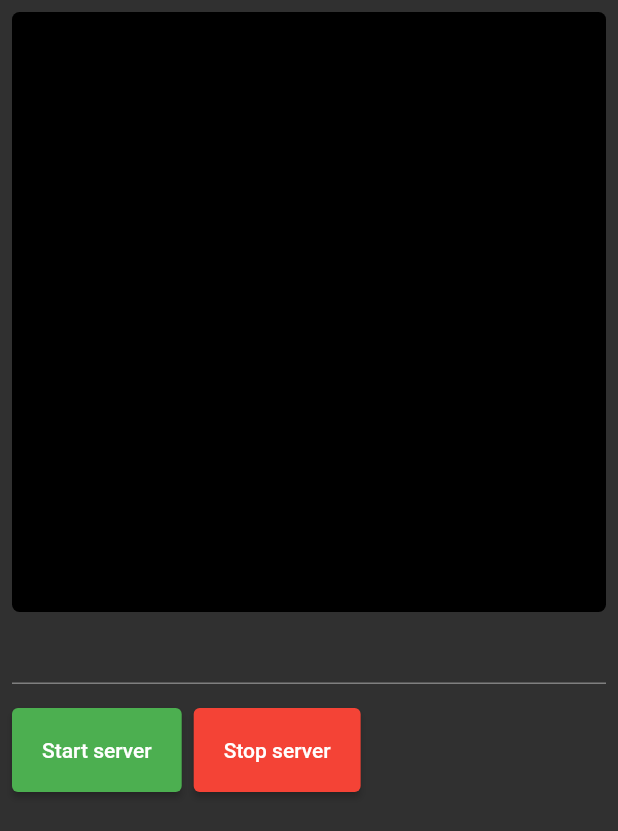
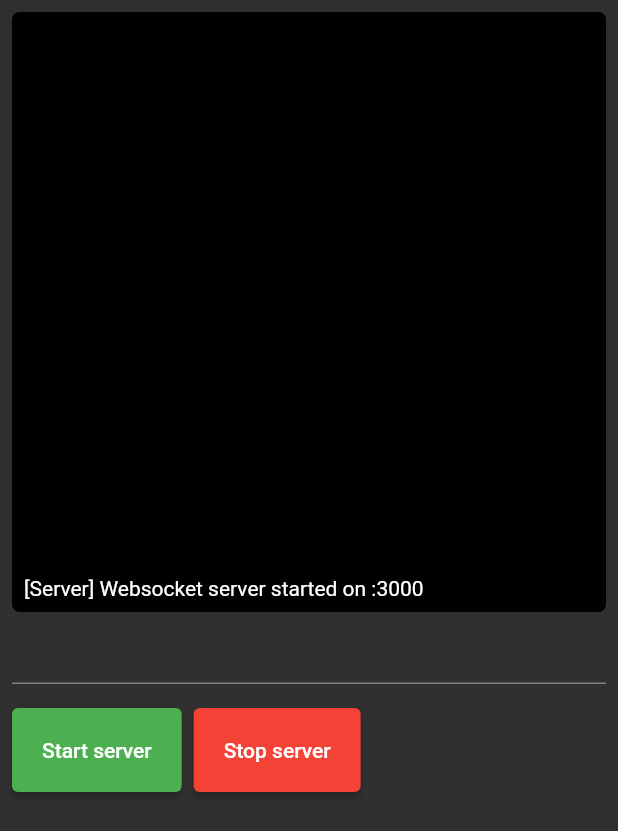
Before and after one commit to BatoBalint/websocket_server, a Flutter app: the screen it shows after launch, after a tap on "Start server", on a phone screen of 412 x 824 dp. Shown: the top 831 px of the screen. Run offline on Flutter 3.47's test engine with Material 2 defaults, Android fonts, the phone set to English and light mode, and no system bars; missing offline and left inert: desktop_window, socket_io.

Commit message:
websocket server with test events

```diff
--- a/lib/main.dart
+++ b/lib/main.dart
@@ -1,4 +1,5 @@
 import 'package:flutter/material.dart';
+import 'package:desktop_window/desktop_window.dart';
 import 'package:websocket_server/models/server.dart';
 import 'package:websocket_server/widgets/console_screen.dart';
 
@@ -31,17 +32,29 @@ class MyHomePage extends StatefulWidget {
 class _MyHomePageState extends State<MyHomePage> {
   TextEditingController controller = TextEditingController();
   List<String> messages = [];
+  FocusNode fn = FocusNode();
   late Server server;
-  FocusNode fn = FocusNode();
 
   @override
   void initState() {
-    server = Server(write: (text) {
+    server = Server(output: (data) {
       setState(() {
-        messages.add(text);
+        if (data.runtimeType != String) data = data.toString();
+        messages.add('[Server] $data');
       });
     });
+    windowInit();
     super.initState();
+  }
+
+  void windowInit() async {
+    await DesktopWindow.setMinWindowSize(const Size(300, 570));
+  }
+
+  @override
+  void dispose() {
+    fn.dispose();
+    super.dispose();
   }
 
   @override
@@ -76,7 +89,7 @@ class _MyHomePageState extends State<MyHomePage> {
                     const SizedBox(width: 8),
                     ElevatedButton(
                       onPressed: () {
-                        server.close();
+                        server.stop();
                       },
                       style: ElevatedButton.styleFrom(
                         padding: const EdgeInsets.all(20),
--- a/lib/models/server.dart
+++ b/lib/models/server.dart
@@ -1,70 +1,49 @@
 import 'dart:io';
+import 'package:socket_io/socket_io.dart' as socket_io;
 
 class Server {
-  final ip = InternetAddress.anyIPv4;
-  final port = 3000;
-  Function write;
-  late ServerSocket server;
+  Function output;
+  int port = 3000;
+  String ip = '';
+  socket_io.Server io = socket_io.Server();
   bool serverIsRunning = false;
 
-  Server({required this.write});
+  Server({required this.output}) {
+    init();
+  }
 
-  Future<void> start() async {
+  init() async {
+    var interface = await NetworkInterface.list();
+    ip = interface.first.addresses.first.address;
+    start();
+  }
+
+  start() {
     if (!serverIsRunning) {
-      server = await ServerSocket.bind(ip, port);
-      server.listen(handleConnection);
+      io.on('connection', (client) {
+        attachEventListeners(client);
+        output('Client joined: ${client.toString()}');
+      });
+      io.listen(port);
       serverIsRunning = true;
+    }
+    output('Websocket server started on $ip:$port');
+  }
 
-      final n = await NetworkInterface.list();
+  attachEventListeners(client) {
+    client.on('test', (data) {
+      client.emit('testBack', data.toString());
+    });
+    client.on('laute', (data) {
+      client.emit('laute', 'HALOOOOOO');
+    });
+  }
 
-      write(
-          'Server started on: ${n.toList()[0].addresses.first.address}:$port');
+  stop() {
+    if (serverIsRunning) {
+      io.close();
+      output('Server closed');
+      serverIsRunning = false;
     }
   }
-
-  void close() {
-    if (serverIsRunning) {
-      server.close();
-      serverIsRunning = false;
-
-      write('Server closed.');
-    }
-  }
-
-  List<Socket> clients = [];
-
-  void handleConnection(Socket client) {
-    client.listen(
-      (data) {
-        final message = String.fromCharCodes(data);
-
-        List<String> args = message.split(':');
-
-        if (args.length > 1) {
-          switch (args[0]) {
-            case 'color':
-              client.write(args[1]);
-              write('Message (${args[1]}) sent');
-              break;
-            default:
-              write(
-                  'New client joined. (${client.remoteAddress.address}:${client.remotePort}) Sent data: $message');
-              break;
-          }
-        } else {
-          write('Sent data: $message');
-        }
-        clients.add(client);
-      },
-      onDone: () {
-        client.close();
-        clients.remove(client);
-      },
-      onError: (error) {
-        client.close();
-        write('${client.remotePort} closed.');
-        clients.remove(client);
-      },
-    );
-  }
 }
--- a/pubspec.yaml
+++ b/pubspec.yaml
@@ -29,12 +29,14 @@ environment:
 dependencies:
   flutter:
     sdk: flutter
+  desktop_window: ^0.4.0
+  network_info_plus: ^2.1.4+1
+  socket_io: ^1.0.1
 
 
   # The following adds the Cupertino Icons font to your application.
   # Use with the CupertinoIcons class for iOS style icons.
   cupertino_icons: ^1.0.2
-  network_info_plus: ^2.1.4+1
 
 dev_dependencies:
   flutter_test:
```
Also changed, not shown: pubspec.lock, 5 other files.
